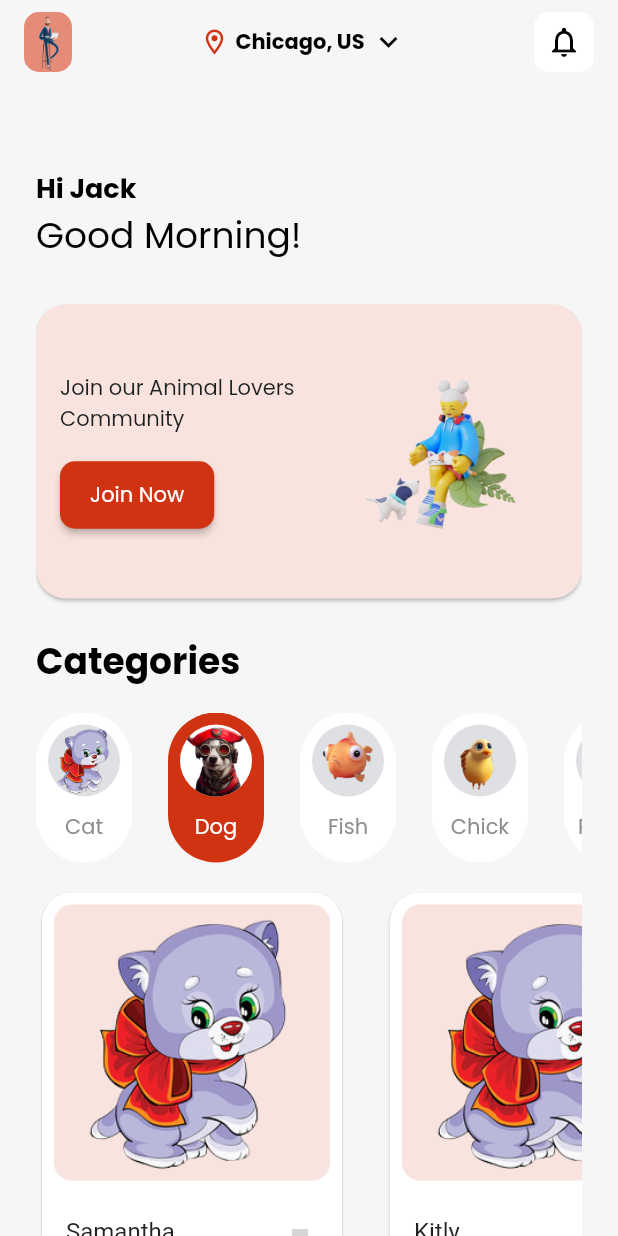
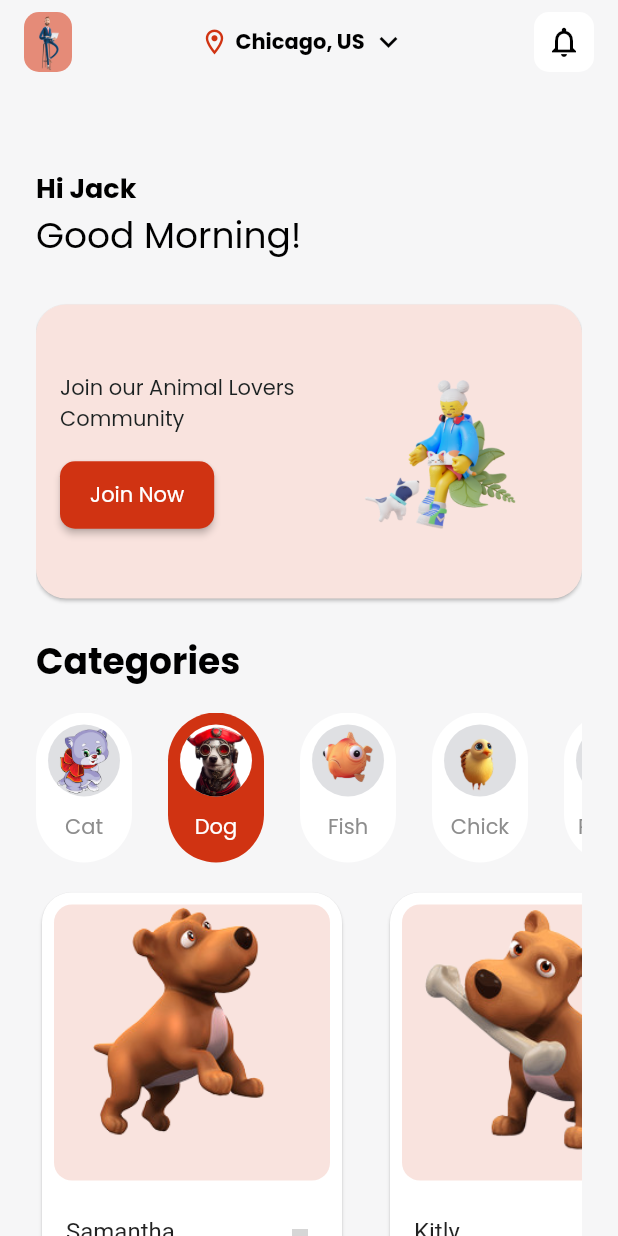
Before and after one commit to fz3hra/flutter_pet_shop, a Flutter app: the HomeScreen screen opened by its route, after a tap on "Dog", on a phone screen of 412 x 824 dp. Run offline on Flutter 3.47's test engine with Material 2 defaults, Android fonts, the phone set to English and light mode, and no system bars; our stand-ins replace eva_icons_flutter, flutter_secure_storage, gap; accounts and stored records are empty; grey boxes are pictures that could not be loaded.

```diff
--- a/lib/constants/image_constants/image_constants.dart
+++ b/lib/constants/image_constants/image_constants.dart
@@ -14,7 +14,9 @@ class ImageConstants {
       "assets/images/home/bannerImage-removebg.png";
   static const String categoryImage1 = "assets/images/home/categoryImage1.png";
   static const String categoryImage2 = "assets/images/home/categoryImage2.png";
-    static const String categoryImage3 = "assets/images/home/categoryImage3.png";
+  static const String categoryImage3 = "assets/images/home/categoryImage3.png";
   static const String categoryImage4 = "assets/images/home/categoryImage4.png";
   static const String categoryImage5 = "assets/images/home/categoryImage5.png";
+  static const String dog1 = "assets/images/home/dog1.png";
+  static const String dog2 = "assets/images/home/dog2.png";
 }
--- a/lib/models/category_model.dart
+++ b/lib/models/category_model.dart
@@ -35,13 +35,13 @@ class CategoryService {
       petmodels: [
         PetModel(
           petName: 'Samantha',
-          petImage: ImageConstants.categoryImage1,
+          petImage: ImageConstants.dog1,
           petDistance: '10km',
           categoryId: 1,
         ),
         PetModel(
           petName: 'Kitly',
-          petImage: ImageConstants.categoryImage1,
+          petImage: ImageConstants.dog2,
           petDistance: '5km',
           categoryId: 1,
         ),
--- a/lib/widgets/home_widgets/pet_widget.dart
+++ b/lib/widgets/home_widgets/pet_widget.dart
@@ -30,6 +30,7 @@ class PetWidget extends StatelessWidget {
               ),
               child: Image.asset(
                 petImage,
+                fit: BoxFit.fill,
               ),
             ),
             ListTile(
--- a/pubspec.yaml
+++ b/pubspec.yaml
@@ -65,6 +65,8 @@ flutter:
     - assets/images/home/categoryImage3.png
     - assets/images/home/categoryImage4.png
     - assets/images/home/categoryImage5.png
+    - assets/images/home/dog1.png
+    - assets/images/home/dog2.png
     #   - images/a_dot_ham.jpeg
     # An image asset can refer to one or more resolution-specific "variants", see
     # https://flutter.dev/assets-and-images/#resolution-aware
```
Also changed, not shown: assets/images/home/dog1.png (added), assets/images/home/dog2.png (added).
